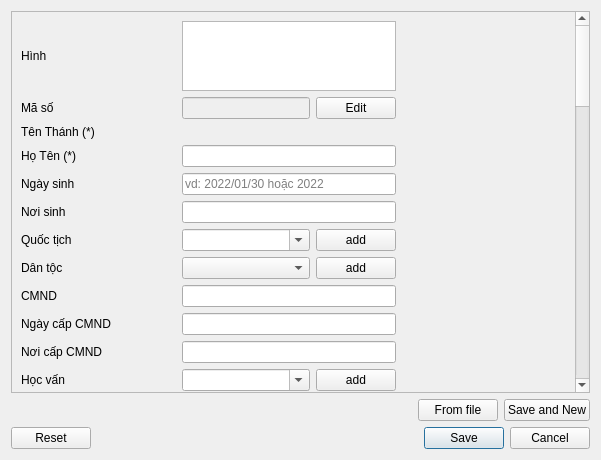
Qt form app/view/dialog/dlgperson.ui (emtrai/hrm_monastery) before a commit.
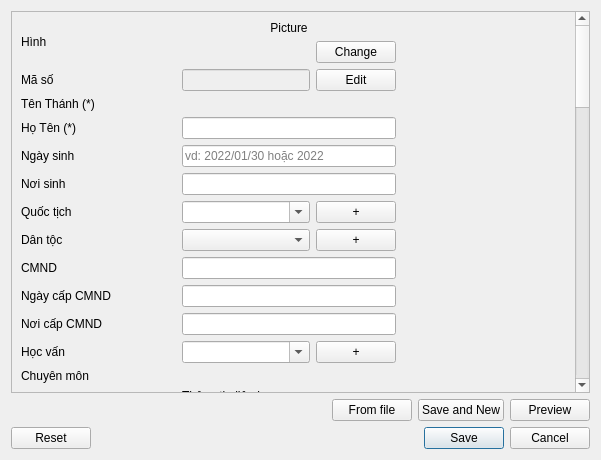
The same form after that commit.

```diff
--- a/app/view/dialog/dlgperson.ui
+++ b/app/view/dialog/dlgperson.ui
@@ -38,9 +38,9 @@
       <property name="geometry">
        <rect>
         <x>0</x>
-        <y>-739</y>
-        <width>619</width>
-        <height>2009</height>
+        <y>0</y>
+        <width>565</width>
+        <height>2008</height>
        </rect>
       </property>
       <layout class="QVBoxLayout" name="verticalLayout_2">
@@ -283,7 +283,7 @@
            <item>
             <widget class="QPushButton" name="pushButton_6">
              <property name="text">
-              <string>add</string>
+              <string>+</string>
              </property>
             </widget>
            </item>
@@ -358,7 +358,7 @@
            <item>
             <widget class="QPushButton" name="pushButton_3">
              <property name="text">
-              <string>add</string>
+              <string>+</string>
              </property>
             </widget>
            </item>
@@ -720,7 +720,7 @@
            <item>
             <widget class="QPushButton" name="btnEditNation">
              <property name="text">
-              <string>add</string>
+              <string>+</string>
              </property>
             </widget>
            </item>
@@ -749,9 +749,6 @@
          <item row="17" column="1">
           <widget class="QPlainTextEdit" name="txtChurch"/>
          </item>
-         <item row="0" column="1">
-          <widget class="QGraphicsView" name="graphicsView"/>
-         </item>
          <item row="26" column="0">
           <widget class="QLabel" name="label_10">
            <property name="text">
@@ -787,6 +784,58 @@
            </property>
           </widget>
          </item>
+         <item row="22" column="1">
+          <layout class="QHBoxLayout" name="horizontalLayout_9" stretch="3,1">
+           <item>
+            <widget class="QComboBox" name="cbCommunity"/>
+           </item>
+           <item>
+            <widget class="QPushButton" name="pushButton_9">
+             <property name="text">
+              <string>+</string>
+             </property>
+            </widget>
+           </item>
+          </layout>
+         </item>
+         <item row="0" column="1">
+          <layout class="QVBoxLayout" name="verticalLayout_8">
+           <item>
+            <widget class="QLabel" name="lblImg">
+             <property name="text">
+              <string>Picture</string>
+             </property>
+             <property name="alignment">
+              <set>Qt::AlignCenter</set>
+             </property>
+            </widget>
+           </item>
+           <item>
+            <layout class="QHBoxLayout" name="horizontalLayout_10">
+             <item>
+              <spacer name="horizontalSpacer_2">
+               <property name="orientation">
+                <enum>Qt::Horizontal</enum>
+               </property>
+               <property name="sizeHint" stdset="0">
+                <size>
+                 <width>40</width>
+                 <height>20</height>
+                </size>
+               </property>
+              </spacer>
+             </item>
+             <item>
+              <widget class="QPushButton" name="btnImg">
+               <property name="text">
+                <string>Change</string>
+               </property>
+              </widget>
+             </item>
+            </layout>
+           </item>
+          </layout>
+         </item>
         </layout>
        </item>
       </layout>
@@ -822,6 +871,13 @@
        </property>
       </widget>
      </item>
+     <item>
+      <widget class="QPushButton" name="btnPreview">
+       <property name="text">
+        <string>Preview</string>
+       </property>
+      </widget>
+     </item>
     </layout>
    </item>
    <item>
```
Left out of the diff: 15 changed lines with no effect on the pictures.
